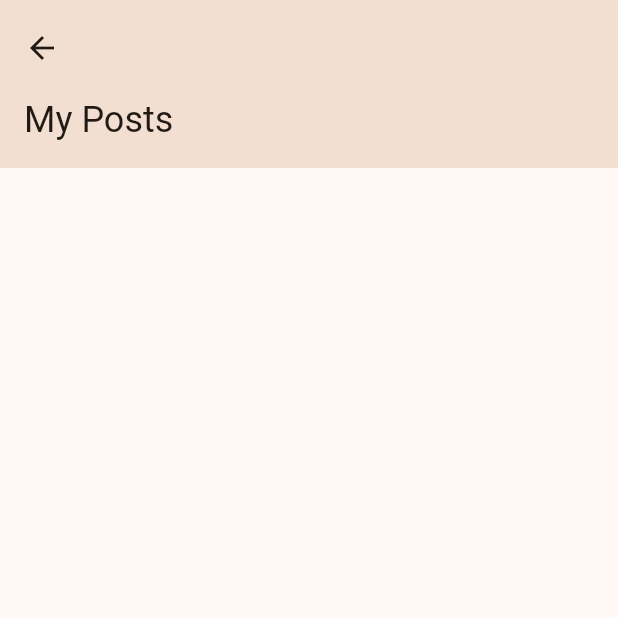
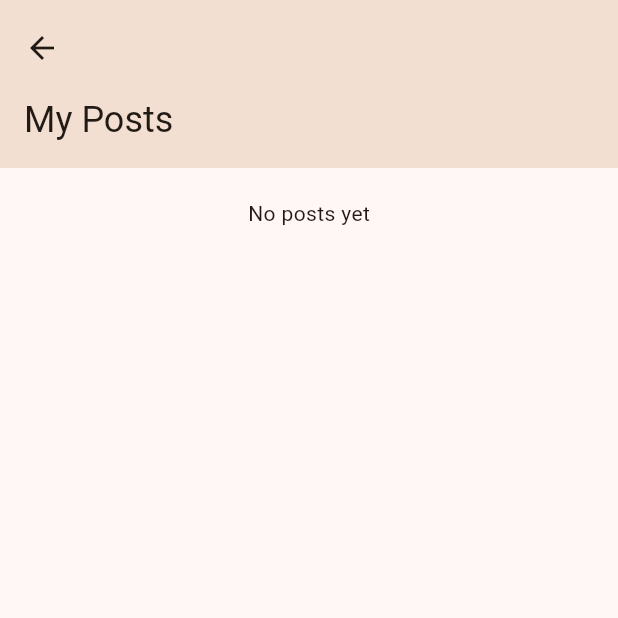
Before and after one commit to yangsijun/2022-2-IED-Mealis, a Flutter app: the MyPostsPage screen opened directly, on a phone screen of 412 x 824 dp, the top half of it. Run offline on Flutter 3.47's test engine with Material 2 defaults, Android fonts, the phone set to English and light mode, and no system bars; our stand-ins replace reorderable_grid_view.

Commit message:
Add 'No posts yet' Message

```diff
--- a/lib/my_posts_page.dart
+++ b/lib/my_posts_page.dart
@@ -10,7 +10,47 @@ class MyPostsPage extends StatefulWidget {
   State<MyPostsPage> createState() => _MyPostsPageState();
 }
 
+
 class _MyPostsPageState extends State<MyPostsPage> {
+  int _myPostsNum = 0;
+
+  List<Widget> getMyPostsList(BuildContext context) {
+    List<Widget> myPostsList = [];
+    for (int i = 0; i < studentVoicePostList.length; i++) {
+      if (studentVoicePostList[i].writer == myUser.nickname) {
+        _myPostsNum++;
+        myPostsList.add(
+          Container(
+            margin: const EdgeInsets.only(left: 10, right: 10),
+            color: Theme.of(context).colorScheme.surface,
+            child: Column(
+              children: [
+                Column(
+                  children: [
+                    ListTile(
+                      // leading: const Icon(Icons.restaurant),
+                      title: Text(studentVoicePostList[i].title),
+                      subtitle: Text(studentVoicePostList[i].writer),
+                      onTap: () {
+                        Navigator.push(
+                          context,
+                          MaterialPageRoute(
+                            builder: (context) => OneStudentVoicePage(i),
+                          ),
+                        ).then((value) => setState(() {}));
+                      },
+                    ),
+                  ],
+                ),
+              ],
+            ),
+          ),
+        );
+      }
+    }
+    return myPostsList;
+  }
+
   @override
   Widget build(BuildContext context) {
     return Scaffold(
@@ -30,27 +70,14 @@ class _MyPostsPageState extends State<MyPostsPage> {
             child: Container(
               margin: const EdgeInsets.only(left: 20, right: 20),
               child: Column(
-                children: [
-                  for(int i = 0; i < studentVoicePostList.length; i++)
-                    if (studentVoicePostList[i].writer == myUser.nickname)
-                      Column(
-                        children: [
-                          ListTile(
-                            title: Text(studentVoicePostList[i].title),
-                            subtitle: Text(studentVoicePostList[i].writer),
-                            onTap: () {
-                              Navigator.push(
-                                context,
-                                MaterialPageRoute(
-                                  builder: (context) => OneStudentVoicePage(i),
-                                ),
-                              ).then((value) => setState(() {}));
-                            },
-                          ),
-                          const Divider(),
-                        ],
-                      ),
-                ],
+                children: (_myPostsNum > 0)
+                  ? getMyPostsList(context)
+                  : [
+                    Container(
+                      margin: const EdgeInsets.only(top: 20),
+                      child: const Text('No posts yet'),
+                    ),
+                  ],
               ),
             ),
           ),
```
